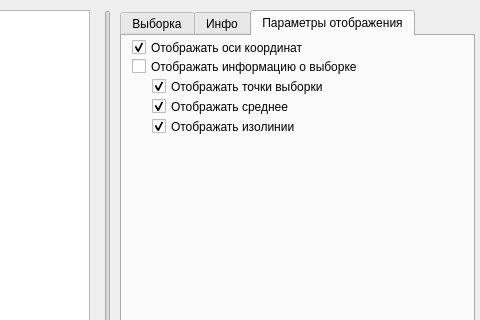
Old version of the form mainwindow.ui in the repository lifchicker/pattern-recognition-lab-5; both pictures show x 320 to 800 and y 0 to 320 of the 800 by 440 pixel window.
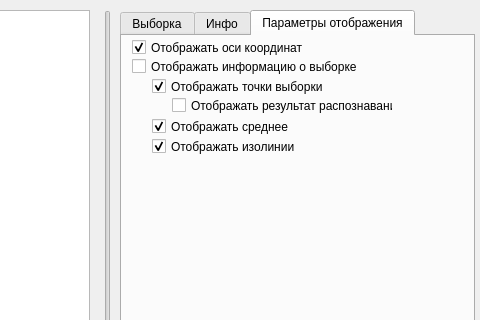
New version of the form. The open tabs and pages were chosen to show the change.

Commit message: Wrong recognized points draw in red color.

Diff of the .ui file:
```diff
--- a/mainwindow.ui
+++ b/mainwindow.ui
@@ -924,7 +924,7 @@
       <property name="geometry">
        <rect>
         <x>30</x>
-        <y>60</y>
+        <y>80</y>
         <width>181</width>
         <height>21</height>
        </rect>
@@ -940,7 +940,7 @@
       <property name="geometry">
        <rect>
         <x>30</x>
-        <y>80</y>
+        <y>100</y>
         <width>181</width>
         <height>21</height>
        </rect>
@@ -997,6 +997,19 @@
        <bool>true</bool>
       </property>
      </widget>
+     <widget class="QCheckBox" name="checkBoxRecognized">
+      <property name="geometry">
+       <rect>
+        <x>50</x>
+        <y>60</y>
+        <width>221</width>
+        <height>19</height>
+       </rect>
+      </property>
+      <property name="text">
+       <string>Отображать результат распознавания</string>
+      </property>
+     </widget>
     </widget>
    </widget>
   </widget>
```
The commit also changes 2 other files.
